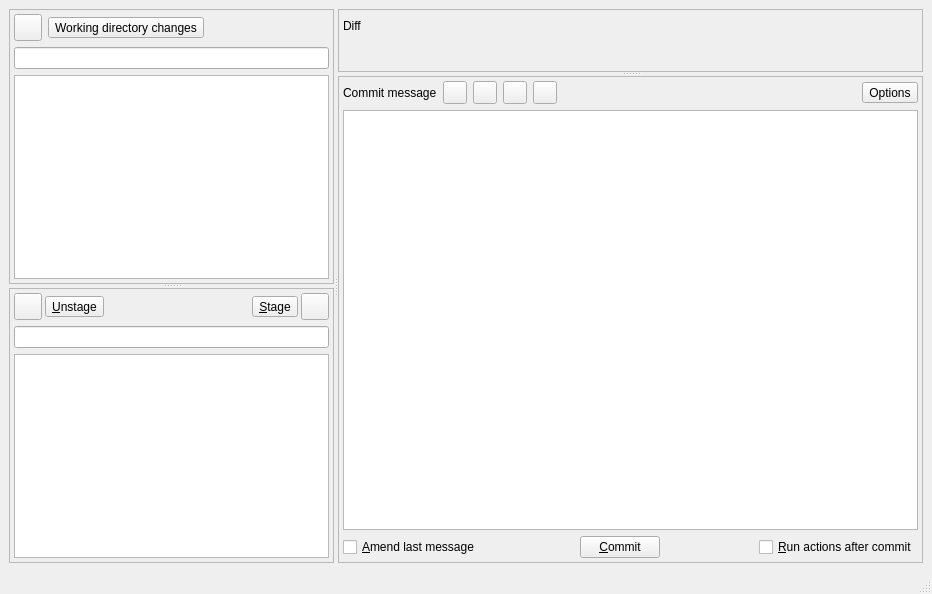
Above: qgitc/commitwindow.ui from timxx/qgitc before the change. Below: the same form after it.
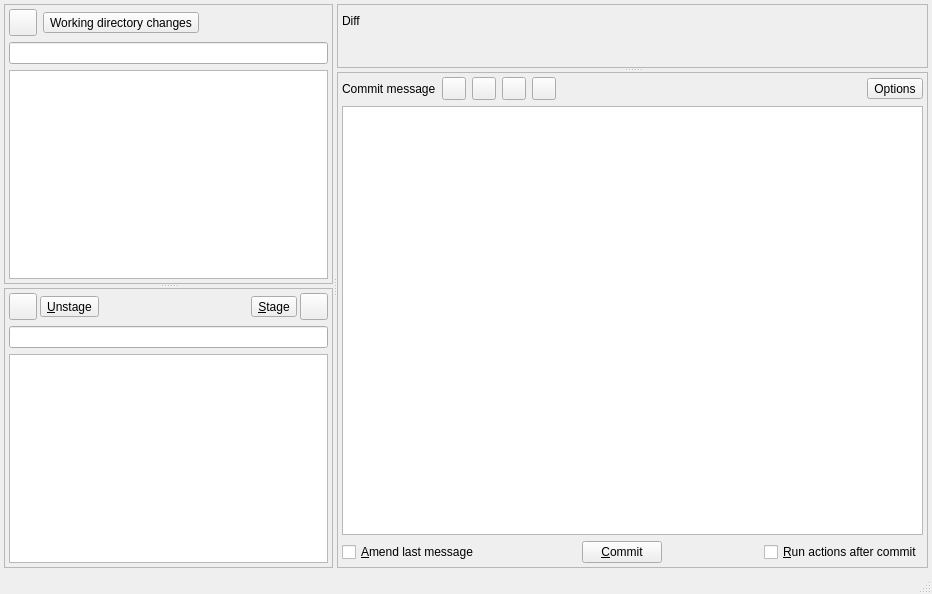
That is the form after the change. Custom widgets are drawn as their Qt base class.

Commit message: Reduce content margins

Diff of the .ui file:
```diff
--- a/qgitc/commitwindow.ui
+++ b/qgitc/commitwindow.ui
@@ -15,6 +15,21 @@
   </property>
   <widget class="QWidget" name="centralwidget">
    <layout class="QHBoxLayout" name="horizontalLayout_2">
+    <property name="spacing">
+     <number>4</number>
+    </property>
+    <property name="leftMargin">
+     <number>4</number>
+    </property>
+    <property name="topMargin">
+     <number>4</number>
+    </property>
+    <property name="rightMargin">
+     <number>4</number>
+    </property>
+    <property name="bottomMargin">
+     <number>4</number>
+    </property>
     <item>
      <widget class="QSplitter" name="splitterMain">
       <property name="orientation">
```
The commit also changes 5 other files.
